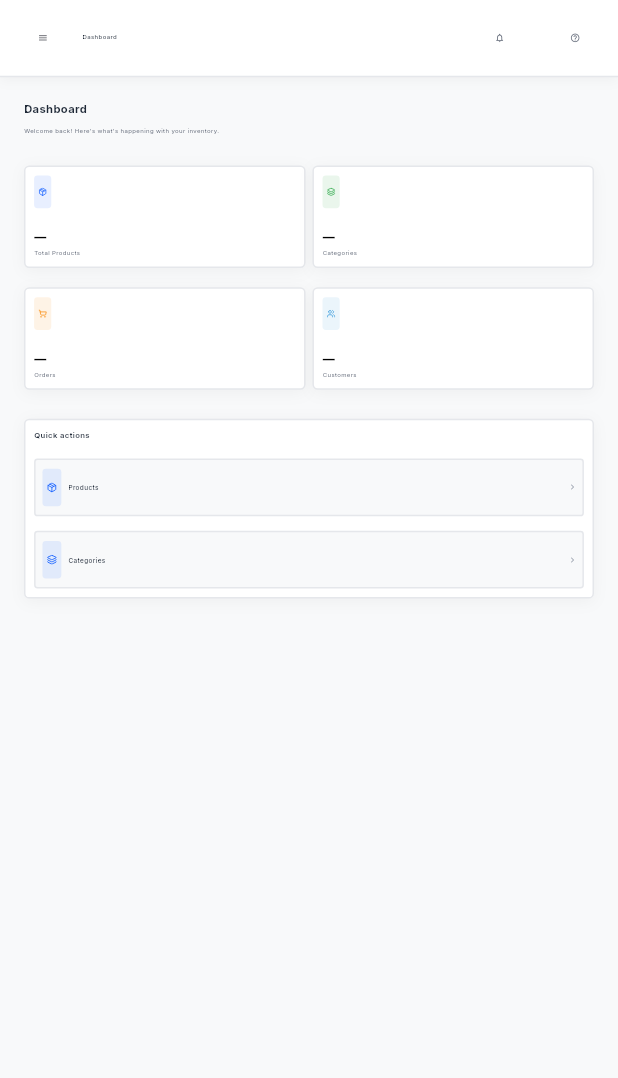
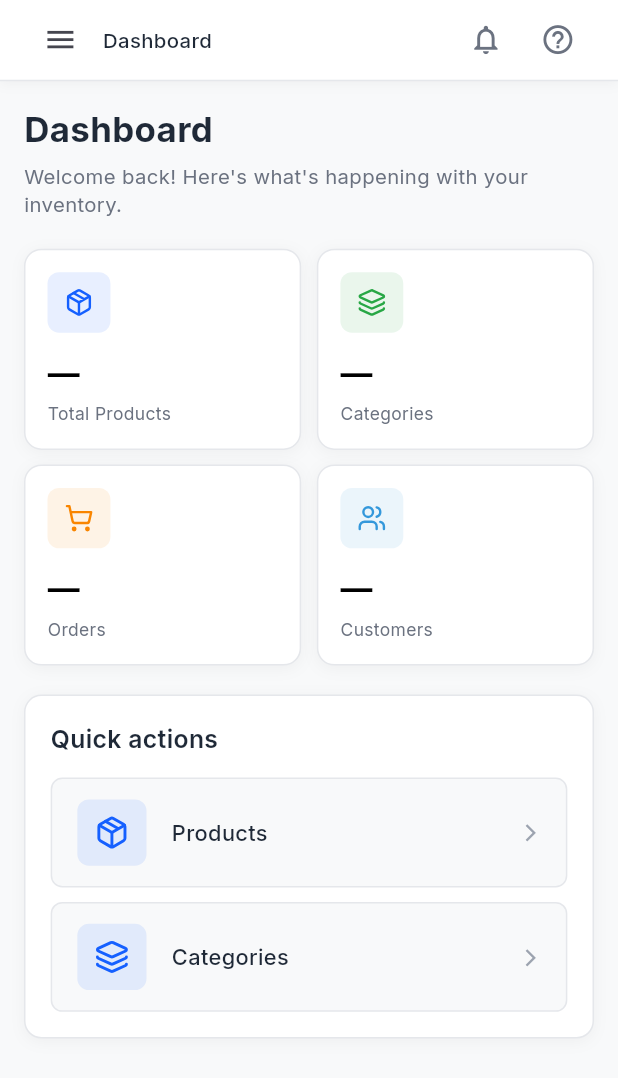
Before and after one commit to mohamedadel120/task-horizon-dashboard, a Flutter app: the screen it shows after launch, on a phone screen of 412 x 824 dp. Shown: the top 1078 px of the screen. Run offline on Flutter 3.47's test engine with Material 3 defaults, Android fonts, the phone set to English and light mode, and no system bars; our stand-ins replace cloud_firestore, connectivity_plus, dartz, dio, file_picker, firebase_core and 12 more; missing offline and left inert: talker_dio_logger; accounts and stored records are empty.

Commit message:
chore: Update Firebase hosting configuration, enhance responsiveness in UI components, and improve layout for mobile and desktop views. Adjusted padding, sizes, and added loading animations for better user experience.

```diff
--- a/lib/core/utils/responsive.dart
+++ b/lib/core/utils/responsive.dart
@@ -13,6 +13,9 @@ class Breakpoints {
 
   /// Desktop: small laptops and up
   static const double desktop = 1200;
+
+  /// Extra small phones (e.g. 320px width)
+  static const double mobileSm = 360;
 }
 
 /// Responsive helpers for [BuildContext].
@@ -34,10 +37,17 @@ extension ResponsiveContext on BuildContext {
     return 3;
   }
 
-  /// Horizontal padding for page content (smaller on mobile).
+  /// Horizontal padding for page content (responsive).
   double get pagePadding {
+    if (screenWidth < Breakpoints.mobileSm) return 12;
     if (screenWidth < Breakpoints.mobile) return 16;
     if (screenWidth < Breakpoints.tablet) return 20;
     return 24;
   }
+
+  /// Minimum touch target size (Material: 48x48).
+  static const double minTouchTarget = 48;
+
+  /// Safe area insets (for bottom nav, notches, etc.).
+  EdgeInsets get safePadding => MediaQuery.paddingOf(this);
 }
--- a/lib/core/widgets/stat_card.dart
+++ b/lib/core/widgets/stat_card.dart
@@ -2,6 +2,7 @@ import 'package:flutter/material.dart';
 import 'package:flutter_screenutil/flutter_screenutil.dart';
 import 'package:flutter_svg/flutter_svg.dart';
 import 'package:task_dashboard/core/theming/colors.dart';
+import 'package:task_dashboard/core/utils/responsive.dart';
 
 class StatCard extends StatelessWidget {
   final String title;
@@ -30,8 +31,10 @@ class StatCard extends StatelessWidget {
 
   @override
   Widget build(BuildContext context) {
+    final isMobile = context.isMobile;
+    final padding = isMobile ? 14.w : 20.w;
     return Container(
-      padding: EdgeInsets.all(20.w),
+      padding: EdgeInsets.all(padding),
       decoration: BoxDecoration(
         color: ColorManager.white,
         borderRadius: BorderRadius.circular(12.r),
@@ -103,22 +106,26 @@ class StatCard extends StatelessWidget {
                 ),
             ],
           ),
-          SizedBox(height: 16.h),
+          SizedBox(height: isMobile ? 12.h : 16.h),
           Text(
             value,
             style: TextStyle(
-              fontSize: 28.sp,
+              fontSize: (isMobile ? 22 : 28).sp,
               fontWeight: FontWeight.bold,
               color: valueColor ?? ColorManager.black,
             ),
+            maxLines: 1,
+            overflow: TextOverflow.ellipsis,
           ),
           SizedBox(height: 4.h),
           Text(
             title,
             style: TextStyle(
-              fontSize: 14.sp,
+              fontSize: (isMobile ? 12 : 14).sp,
               color: ColorManager.textSecondary,
             ),
+            maxLines: 1,
+            overflow: TextOverflow.ellipsis,
           ),
           if (subtitle != null) ...[
             SizedBox(height: 4.h),
--- a/lib/features/categories/presentation/widgets/create_category_card.dart
+++ b/lib/features/categories/presentation/widgets/create_category_card.dart
@@ -12,6 +12,7 @@ class CreateCategoryCard extends StatelessWidget {
       onTap: () => context.go('/categories/add'),
       borderRadius: BorderRadius.circular(16.r),
       child: Container(
+        padding: EdgeInsets.symmetric(vertical: 24.h, horizontal: 16.w),
         decoration: BoxDecoration(
           color: ColorManager.bgLight,
           borderRadius: BorderRadius.circular(16.r),
--- a/lib/features/dashboard/presentation/screens/mobile/dashboard_mobile_view.dart
+++ b/lib/features/dashboard/presentation/screens/mobile/dashboard_mobile_view.dart
@@ -13,15 +13,16 @@ class DashboardMobileView extends StatelessWidget {
   Widget build(BuildContext context) {
     final padding = context.pagePadding;
     return SingleChildScrollView(
-      padding: EdgeInsets.all(padding),
+      padding: EdgeInsets.symmetric(horizontal: padding, vertical: 16.h),
       child: Column(
         crossAxisAlignment: CrossAxisAlignment.start,
         children: [
           _buildHeader(context),
+          SizedBox(height: 20.h),
+          const DashboardStatsRow(),
+          SizedBox(height: 20.h),
+          _buildQuickActions(context),
           SizedBox(height: 24.h),
-          const DashboardStatsRow(),
-          SizedBox(height: 24.h),
-          _buildQuickActions(context),
         ],
       ),
     );
@@ -34,17 +35,18 @@ class DashboardMobileView extends StatelessWidget {
         Text(
           'Dashboard',
           style: TextStyle(
-            fontSize: 26.sp,
+            fontSize: 24.sp,
             fontWeight: FontWeight.bold,
             color: ColorManager.textPrimary,
           ),
         ),
-        SizedBox(height: 8.h),
+        SizedBox(height: 6.h),
         Text(
           'Welcome back! Here\'s what\'s happening with your inventory.',
           style: TextStyle(
             fontSize: 14.sp,
             color: ColorManager.textSecondary,
+            height: 1.4,
           ),
         ),
       ],
@@ -54,7 +56,7 @@ class DashboardMobileView extends StatelessWidget {
   Widget _buildQuickActions(BuildContext context) {
     return Container(
       width: double.infinity,
-      padding: EdgeInsets.all(20.w),
+      padding: EdgeInsets.all(16.w),
       decoration: BoxDecoration(
         color: ColorManager.white,
         borderRadius: BorderRadius.circular(12.r),
@@ -73,18 +75,18 @@ class DashboardMobileView extends StatelessWidget {
           Text(
             'Quick actions',
             style: TextStyle(
-              fontSize: 18.sp,
+              fontSize: 17.sp,
               fontWeight: FontWeight.w600,
               color: ColorManager.textPrimary,
             ),
           ),
-          SizedBox(height: 16.h),
+          SizedBox(height: 14.h),
           QuickActionTile(
             iconPath: 'assets/icons/product_icon.svg',
             label: 'Products',
             onTap: () => context.go('/products'),
           ),
-          SizedBox(height: 12.h),
+          SizedBox(height: 10.h),
           QuickActionTile(
             iconPath: 'assets/icons/categories_icon.svg',
             label: 'Categories',
--- a/lib/features/dashboard/presentation/widgets/dashboard_stats_row.dart
+++ b/lib/features/dashboard/presentation/widgets/dashboard_stats_row.dart
@@ -1,6 +1,7 @@
 import 'package:flutter/material.dart';
 import 'package:flutter_screenutil/flutter_screenutil.dart';
 import 'package:task_dashboard/core/theming/colors.dart';
+import 'package:task_dashboard/core/utils/responsive.dart';
 import 'package:task_dashboard/core/widgets/stat_card.dart';
 
 const String _productIcon = 'assets/icons/product_icon.svg';
@@ -13,9 +14,11 @@ class DashboardStatsRow extends StatelessWidget {
 
   @override
   Widget build(BuildContext context) {
+    final isMobile = context.isMobile;
+    final gap = isMobile ? 10.0 : 16.0;
     return LayoutBuilder(
       builder: (context, constraints) {
-        final isNarrow = constraints.maxWidth < 700;
+        final isNarrow = constraints.maxWidth < 700 || isMobile;
         if (isNarrow) {
           return Column(
             children: [
@@ -29,7 +32,7 @@ class DashboardStatsRow extends StatelessWidget {
                       iconColor: ColorManager.mainColor,
                     ),
                   ),
-                  SizedBox(width: 16.w),
+                  SizedBox(width: gap.w),
                   Expanded(
                     child: StatCard(
                       title: 'Categories',
@@ -40,7 +43,7 @@ class DashboardStatsRow extends StatelessWidget {
                   ),
                 ],
               ),
-              SizedBox(height: 16.h),
+              SizedBox(height: gap.h),
               Row(
                 children: [
                   Expanded(
@@ -51,7 +54,7 @@ class DashboardStatsRow extends StatelessWidget {
                       iconColor: ColorManager.accent100,
                     ),
                   ),
-                  SizedBox(width: 16.w),
+                  SizedBox(width: gap.w),
                   Expanded(
                     child: StatCard(
                       title: 'Customers',
--- a/lib/features/dashboard/presentation/widgets/quick_actions_card.dart
+++ b/lib/features/dashboard/presentation/widgets/quick_actions_card.dart
@@ -3,6 +3,7 @@ import 'package:flutter_screenutil/flutter_screenutil.dart';
 import 'package:flutter_svg/flutter_svg.dart';
 import 'package:go_router/go_router.dart';
 import 'package:task_dashboard/core/theming/colors.dart';
+import 'package:task_dashboard/core/utils/responsive.dart';
 
 class QuickActionsCard extends StatelessWidget {
   const QuickActionsCard({super.key});
@@ -73,18 +74,28 @@ class QuickActionTile extends StatelessWidget {
     this.iconPath,
     required this.label,
     required this.onTap,
-  }) : assert(icon != null || iconPath != null,
-            'Either icon or iconPath must be provided');
+  }) : assert(
+         icon != null || iconPath != null,
+         'Either icon or iconPath must be provided',
+       );
 
   @override
   Widget build(BuildContext context) {
+    final isMobile = context.isMobile;
     return Material(
       color: ColorManager.transparent,
       child: InkWell(
         onTap: onTap,
         borderRadius: BorderRadius.circular(8.r),
+        child: ConstrainedBox(
+          constraints: BoxConstraints(
+            minHeight: ResponsiveContext.minTouchTarget + 16,
+          ),
           child: Container(
-          padding: EdgeInsets.symmetric(vertical: 20.w, horizontal: 16.w),
+            padding: EdgeInsets.symmetric(
+              vertical: isMobile ? 14.h : 20.w,
+              horizontal: 16.w,
+            ),
             decoration: BoxDecoration(
               color: ColorManager.bgLight,
               borderRadius: BorderRadius.circular(8.r),
@@ -130,6 +141,7 @@ class QuickActionTile extends StatelessWidget {
             ),
           ),
         ),
+      ),
     );
   }
 }
--- a/lib/features/layout/presentation/widgets/app_top_bar.dart
+++ b/lib/features/layout/presentation/widgets/app_top_bar.dart
@@ -2,6 +2,7 @@ import 'package:flutter/material.dart';
 import 'package:flutter_screenutil/flutter_screenutil.dart';
 import 'package:go_router/go_router.dart';
 import 'package:task_dashboard/core/theming/colors.dart';
+import 'package:task_dashboard/core/utils/responsive.dart';
 import 'package:task_dashboard/core/widgets/app_snackbar.dart';
 
 class AppTopBar extends StatelessWidget {
@@ -18,9 +19,11 @@ class AppTopBar extends StatelessWidget {
 
   @override
   Widget build(BuildContext context) {
+    final padding = context.pagePadding;
+    final isMobile = context.isMobile;
     return Container(
-      height: 64.h,
-      padding: EdgeInsets.symmetric(horizontal: 16.w),
+      height: 56.h.clamp(48, 64),
+      padding: EdgeInsets.symmetric(horizontal: padding),
       decoration: BoxDecoration(
         color: ColorManager.white,
         border: const Border(
@@ -40,18 +43,25 @@ class AppTopBar extends StatelessWidget {
             IconButton(
               icon: Icon(Icons.menu, size: 24.sp),
               onPressed: onMenuTap,
-              padding: EdgeInsets.zero,
-              constraints: const BoxConstraints(minWidth: 48, minHeight: 48),
+              padding: EdgeInsets.all(12.w),
+              style: IconButton.styleFrom(
+                minimumSize: const Size(ResponsiveContext.minTouchTarget, ResponsiveContext.minTouchTarget),
+                tapTargetSize: MaterialTapTargetSize.shrinkWrap,
               ),
-          if (showMenuButton && onMenuTap != null) SizedBox(width: 8.w),
-          // Breadcrumbs
+            ),
+          if (showMenuButton && onMenuTap != null) SizedBox(width: 4.w),
+          // Breadcrumbs – truncate on mobile
           if (breadcrumbs.isNotEmpty)
-            Row(
+            Expanded(
+              child: SingleChildScrollView(
+                scrollDirection: Axis.horizontal,
+                child: Row(
+                  mainAxisSize: MainAxisSize.min,
                   children: [
                     for (int i = 0; i < breadcrumbs.length; i++) ...[
                       if (i > 0)
                         Padding(
-                      padding: EdgeInsets.symmetric(horizontal: 8.w),
+                          padding: EdgeInsets.symmetric(horizontal: 4.w),
                           child: Icon(
                             Icons.chevron_right,
                             size: 16.sp,
@@ -69,11 +79,17 @@ class AppTopBar extends StatelessWidget {
                               ? FontWeight.w500
                               : FontWeight.w400,
                         ),
+                        maxLines: 1,
+                        overflow: TextOverflow.ellipsis,
                       ),
                     ],
                   ],
                 ),
-          SizedBox(width: 12.w),
+              ),
+            ),
+          if (!isMobile) SizedBox(width: 12.w),
+          // Search – hidden on mobile (use in-screen search)
+          if (!isMobile)
             Expanded(
               child: Center(
                 child: LayoutBuilder(
@@ -118,7 +134,7 @@ class AppTopBar extends StatelessWidget {
               ),
             ),
           const Spacer(),
-          // Action Buttons
+          // Action Buttons – ensure 48px touch targets
           IconButton(
             icon: Icon(
               Icons.notifications_outlined,
@@ -126,8 +142,11 @@ class AppTopBar extends StatelessWidget {
               color: ColorManager.textSecondary,
             ),
             onPressed: () => AppSnackBar.showComingSoon(context),
+            style: IconButton.styleFrom(
+              minimumSize: const Size(ResponsiveContext.minTouchTarget, ResponsiveContext.minTouchTarget),
+              tapTargetSize: MaterialTapTargetSize.shrinkWrap,
             ),
-          SizedBox(width: 8.w),
+          ),
           IconButton(
             icon: Icon(
               Icons.help_outline,
@@ -135,6 +154,10 @@ class AppTopBar extends StatelessWidget {
               color: ColorManager.textSecondary,
             ),
             onPressed: () => AppSnackBar.showComingSoon(context),
+            style: IconButton.styleFrom(
+              minimumSize: const Size(ResponsiveContext.minTouchTarget, ResponsiveContext.minTouchTarget),
+              tapTargetSize: MaterialTapTargetSize.shrinkWrap,
+            ),
           ),
         ],
       ),
--- a/lib/features/layout/presentation/widgets/dashboard_layout.dart
+++ b/lib/features/layout/presentation/widgets/dashboard_layout.dart
@@ -65,6 +65,7 @@ class _DashboardLayoutState extends State<DashboardLayout> {
       key: _scaffoldKey,
       backgroundColor: ColorManager.bgLight,
       drawer: Drawer(
+        width: (MediaQuery.sizeOf(context).width * 0.82).clamp(280.0, 320.0),
         child: AppSidebar(
           onCloseDrawer: () => Navigator.of(context).pop(),
         ),
--- a/lib/main.dart
+++ b/lib/main.dart
@@ -31,16 +31,23 @@ class InventraApp extends StatelessWidget {
 
   @override
   Widget build(BuildContext context) {
+    return LayoutBuilder(
+      builder: (context, constraints) {
+        final w = constraints.maxWidth;
+        final isMobile = w < 600;
+        // Mobile: 393x852 (common phone) for readable sizing
+        // Desktop: 1440x1024 for large screens
+        final designSize = isMobile ? const Size(393, 852) : const Size(1440, 1024);
         return ScreenUtilInit(
-      designSize: const Size(1440, 1024), // Desktop design size
+          designSize: designSize,
           minTextAdapt: true,
           splitScreenMode: true,
-      builder: (context, child) {
-        return MaterialApp.router(
+          builder: (_, __) => MaterialApp.router(
             title: 'Inventra Dashboard',
             debugShowCheckedModeBanner: false,
             theme: AppTheme.lightTheme,
             routerConfig: AppRouter.router,
+          ),
         );
       },
     );
```
Also changed, not shown: lib/core/routing/app_router.dart (+9 -2 lines), lib/features/categories/presentation/screens/desktop/categories_desktop_view.dart (+6 -1 lines), lib/features/categories/presentation/screens/mobile/categories_mobile_view.dart (+14 -6 lines), lib/features/categories/presentation/widgets/category_card.dart (+20 -13 lines), lib/features/layout/presentation/widgets/sidebar_menu_item.dart (+6 -2 lines), lib/features/products/presentation/screens/mobile/products_mobile_view.dart (+15 -9 lines), lib/features/products/presentation/widgets/product_mobile_card.dart (+9 -2 lines), assets/images/dashboard_icon.png (added), firebase.json, pubspec.lock, 7 other files. Lines whose indentation alone changed are shown as unchanged.
